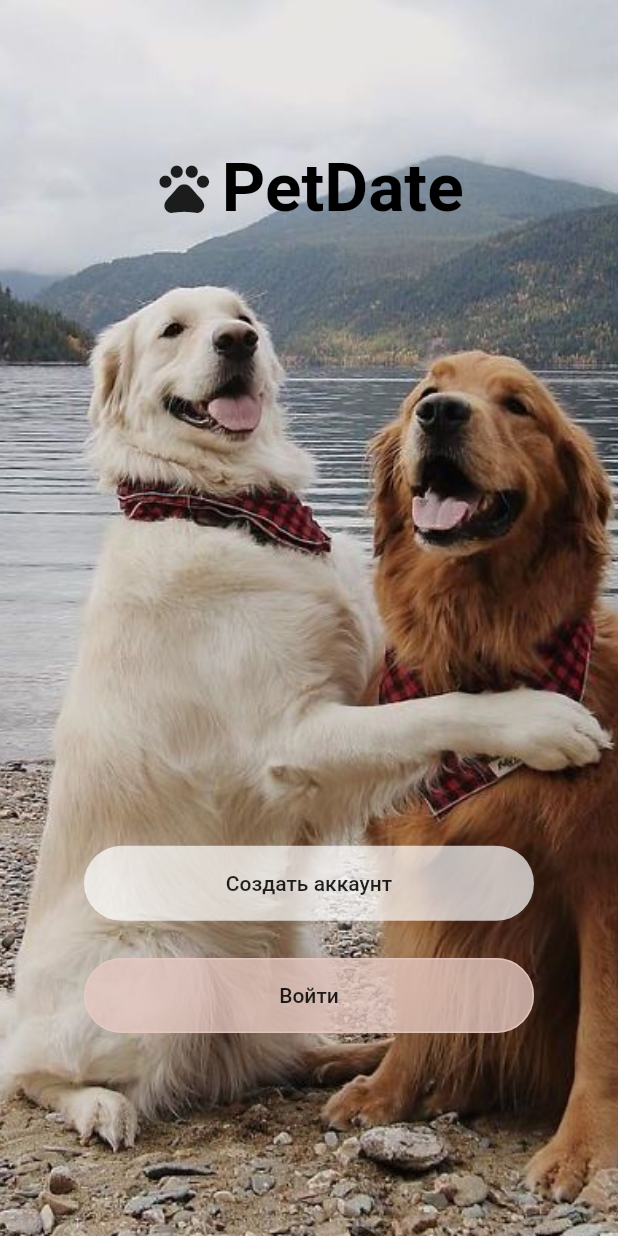
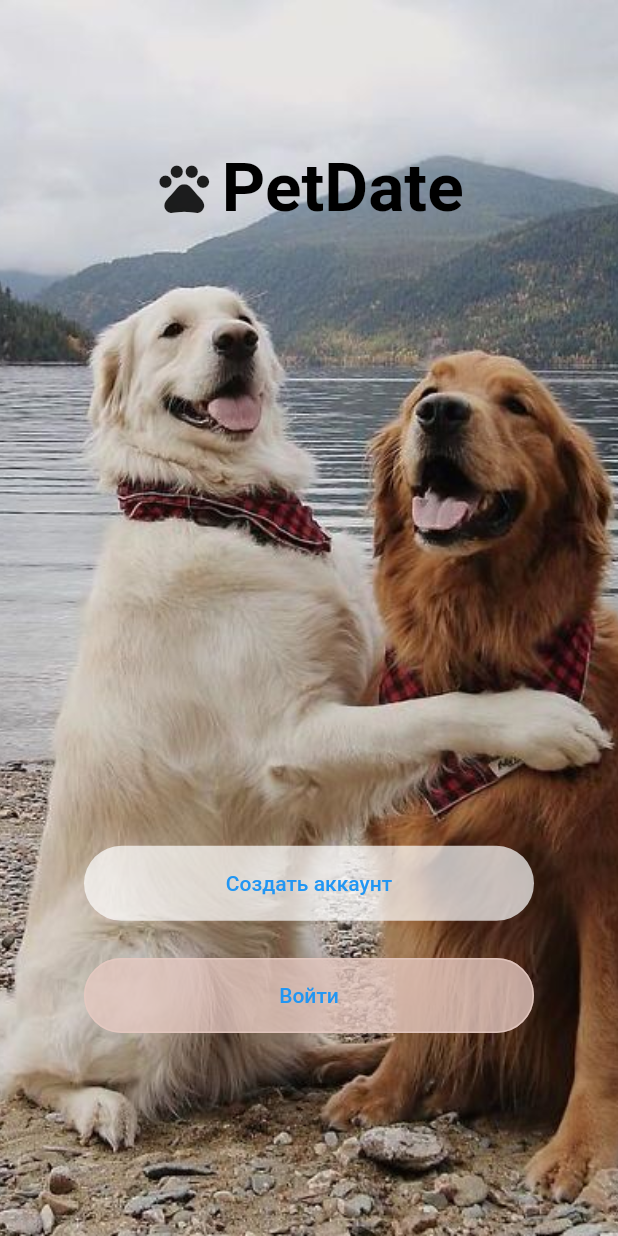
Before and after one commit to NikitaDudinov/PetDate1, a Flutter app: the screen it shows after launch, on a phone screen of 412 x 824 dp. Run offline on Flutter 3.47's test engine with Material 2 defaults, Android fonts, the phone set to English and light mode, and no system bars; our stand-ins replace bloc, dio, flutter_bloc, geolocator, image_picker, rxdart and 1 more.

Commit message:
some fixes removed flat buttons and changed them to TextButtons

```diff
--- a/lib/main.dart
+++ b/lib/main.dart
@@ -72,14 +72,16 @@ class _LoginPageState extends State<LoginPage> {
             SizedBox(
               width: 300.0,
               height: 50.0,
-              child: FlatButton(
+              child: TextButton(
                 onPressed: () {
                   Navigator.of(context).push(
                       MaterialPageRoute(builder: (context) => Registration()));
                 },
-                shape: StadiumBorder(),
+                style: ButtonStyle(
+                  backgroundColor: MaterialStateProperty.all(Colors.white70),
+                  shape: MaterialStateProperty.all(StadiumBorder()),
+                ),
                 child: Text('Создать аккаунт'),
-                color: Colors.white70,
               ),
             ),
             SizedBox(
@@ -88,14 +90,16 @@ class _LoginPageState extends State<LoginPage> {
             SizedBox(
               width: 300.0,
               height: 50.0,
-              child: FlatButton(
+              child: TextButton(
                 onPressed: () {
                   Navigator.of(context).push(
                       MaterialPageRoute(builder: (context) => Vxod()));
                 },
-                shape: StadiumBorder(side: BorderSide(color: AppColors.myColor)),
+                style: ButtonStyle(
+                  shape: MaterialStateProperty.all(StadiumBorder(side: BorderSide(color: AppColors.myColor))),
+                  backgroundColor: MaterialStateProperty.all(AppColors.myColor)
+                ),
                 child: Text('Войти'),
-                color: AppColors.myColor,
               ),
             ),
           ],
--- a/lib/vid.dart
+++ b/lib/vid.dart
@@ -16,7 +16,6 @@ enum SingingCharacter { nul,dog, cat, ferret, crocodile, parrot }
 class _VidState extends State<Vid> {
   SingingCharacter? _character = SingingCharacter.nul;
   TextEditingController editingController = TextEditingController();
-  @override
   final duplicateItems = <String>[
     'альпака',
     'бантенг',
@@ -62,6 +61,7 @@ class _VidState extends State<Vid> {
   }
 
   void filterSearchResults(String query) {
+    query.trim();
     List<String> dummySearchList = <String>[];
     dummySearchList.addAll(duplicateItems);
     if (query.isNotEmpty) {
@@ -72,12 +72,14 @@ class _VidState extends State<Vid> {
         }
       });
       setState(() {
+        index = 1;
         items.clear();
         items.addAll(dummyListData);
       });
       return;
     } else {
       setState(() {
+        index = 0;
         items.clear();
         items.addAll(duplicateItems);
       });
@@ -86,6 +88,7 @@ class _VidState extends State<Vid> {
 
   int _radioVal = 0;
 
+  @override
   Widget build(BuildContext context) {
     Size size = MediaQuery
         .of(context)
@@ -150,10 +153,6 @@ class _VidState extends State<Vid> {
                         child: TextField(
                           onChanged: (value) {
                             filterSearchResults(value);
-                            index = 1;
-                            if (value == '') {
-                              index = 0;
-                            };
                           },
                           controller: editingController,
                           decoration: InputDecoration(
```
Also changed, not shown: pubspec.yaml (+7 -7 lines), pubspec.lock, 2 other files.
